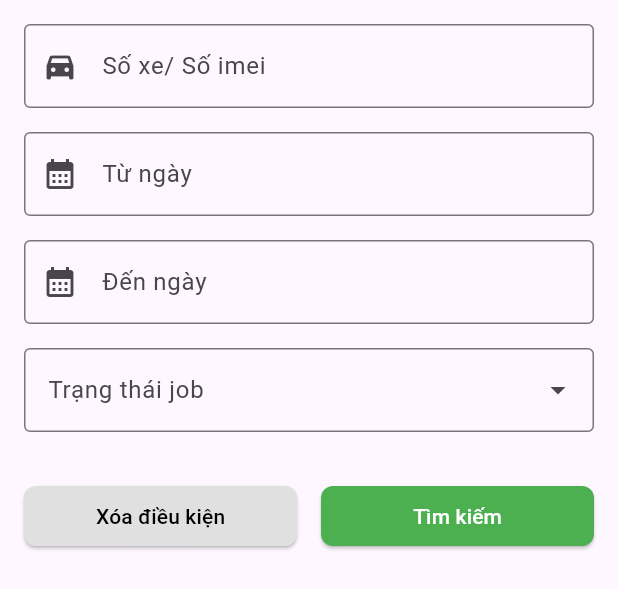
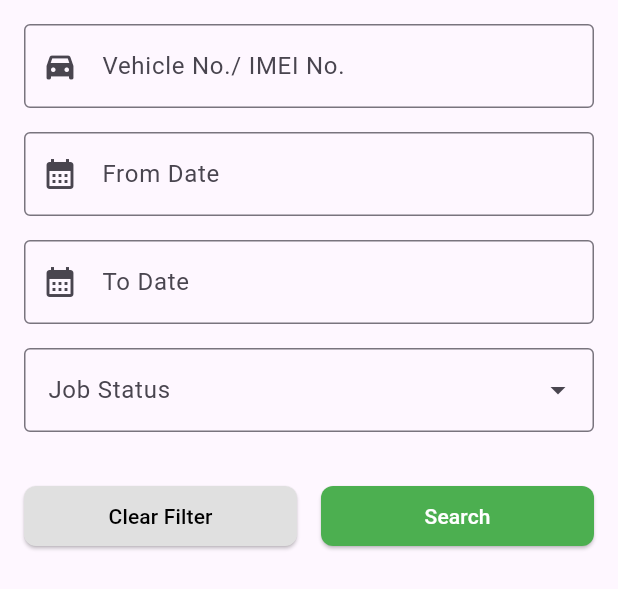
Before and after one commit to minhnion/iOV_app, a Flutter app: the InstallationSearchForm widget shown alone on an empty page, opened directly with empty values, on a phone screen of 412 x 824 dp. Shown: the top 589 px of the screen. Run offline on Flutter 3.47's test engine with Material 3 defaults, Android fonts, the phone set to English and light mode, and no system bars; our stand-ins replace device_info_plus, dio, easy_localization, firebase_core, firebase_messaging, flutter_local_notifications and 4 more; missing offline and left inert: mobile_scanner; accounts and stored records are empty; network calls fail.

Commit message:
en-vi json

```diff
--- a/assets/translations/en.json
+++ b/assets/translations/en.json
@@ -29,5 +29,32 @@
   "kpi_details_3_months": "KPI Details (Last 3 months)",
   "planned": "Planned",
   "actual": "Actual",
-  "month": "Month"
+  "month": "Month",
+  "vehicle_imei_number": "Vehicle No./ IMEI No.",
+  "from_date": "From Date",
+  "to_date": "To Date",
+  "job_status": "Job Status",
+  "clear_filter": "Clear Filter",
+
+  "new": "New",
+  "finished_installation": "Finished Installation",
+  "need_update_status": "Need Update",
+  "updated_status": "Updated",
+  "select_all": "Select All",
+  "done": "Done",
+
+  "installation_type": "Installation Type",
+  "note": "Note",
+  "installation_date": "Installation Date",
+  "installation_location": "Installation Location",
+  "odo_km": "ODO (km)",
+  "vehicle_info_photo": "Vehicle Info Photo",
+  "device_sim_photo": "Device & SIM Photo",
+  "installation_photo": "Installation Photo",
+  "device_after_install_photo": "Device After Install Photo",
+  "device_status_photo": "Device Status Photo",
+  "sim_number": "SIM Number",
+  "imei_number": "IMEI Number",
+  "save_button": "Save",
+  "edit_button_label": "Edit"
 }
--- a/assets/translations/vi.json
+++ b/assets/translations/vi.json
@@ -29,5 +29,32 @@
   "kpi_details_3_months": "Chi tiết KPI (3 tháng gần nhất)",
   "planned": "Kế hoạch",
   "actual": "Thực tế",
-  "month": "Tháng"
+  "month": "Tháng",
+  "vehicle_imei_number": "Vehicle No./ IMEI No.",
+  "from_date": "From Date",
+  "to_date": "To Date",
+  "job_status": "Job Status",
+  "clear_filter": "Clear Filter",
+
+  "new": "Mới tạo",
+  "finished_installation": "Đã lắp xong",
+  "need_update_status": "Cần cập nhật",
+  "updated_status": "Đã cập nhật",
+  "select_all": "Chọn tất cả",
+  "done": "Hoàn thành",
+
+  "installation_type": "Loại cài đặt",
+  "note": "Ghi chú",
+  "installation_date": "Ngày cài đặt",
+  "installation_location": "Vị trí cài đặt",
+  "odo_km": "ODO (km)",
+  "vehicle_info_photo": "Ảnh thông tin xe",
+  "device_sim_photo": "Ảnh thiết bị và sim",
+  "installation_photo": "Ảnh lắp đặt",
+  "device_after_install_photo": "Ảnh thiết bị sau lắp đặt",
+  "device_status_photo": "Ảnh trạng thái thiết bị",
+  "sim_number": "Số sim",
+  "imei_number": "Số imei",
+  "save_button": "Lưu",
+  "edit_button_label": "Chỉnh sửa"
 }
--- a/lib/main.dart
+++ b/lib/main.dart
@@ -43,7 +43,7 @@ class MyApp extends StatelessWidget {
       locale: context.locale,
       supportedLocales: context.supportedLocales,
       localizationsDelegates: context.localizationDelegates,
-      home: const LoginScreen(),
+      home: const InstallationsScreen(),
     );
   }
 }
--- a/lib/screens/installation_screen/installation_screen.dart
+++ b/lib/screens/installation_screen/installation_screen.dart
@@ -25,12 +25,15 @@ class _InstallationsScreenState extends State<InstallationsScreen> {
   String status = '';
   String search = '';
 
+  List<String> savedSelectedCategories = [];
+
   void handleSearch(String searchKey, String from_date, String to_date, String sta){
     setState(() {
       search = searchKey;
       fromDate = from_date;
       toDate = to_date;
       status = sta;
+      savedSelectedCategories = sta.split(',');
     });
     fetchInstallations();
   }
@@ -116,6 +119,10 @@ class _InstallationsScreenState extends State<InstallationsScreen> {
                   builder: (context){
                     return InstallationSearchForm(
                       onSearch: handleSearch,
+                      initialImei: search,
+                      initialFromDate: fromDate,
+                      initialToDate: toDate,
+                      initialSelectedCategories: status.split(','),
                     );
                   }
               );
--- a/lib/widgets/installation_search_form/installation_search_form.dart
+++ b/lib/widgets/installation_search_form/installation_search_form.dart
@@ -1,3 +1,4 @@
+import 'package:easy_localization/easy_localization.dart';
 import 'package:flutter/material.dart';
 import 'package:iov_app/widgets/categories_search/categories_search.dart';
 
@@ -5,22 +6,33 @@ import '../../utils/date_picker.dart';
 
 class InstallationSearchForm extends StatefulWidget {
   final Function(String imeiNumber, String fromDate, String toDate, String status) onSearch;
-  const InstallationSearchForm({super.key , required this.onSearch});
+  final String? initialImei;
+  final String? initialFromDate;
+  final String? initialToDate;
+  final List<String>? initialSelectedCategories;
+
+  const InstallationSearchForm(
+      {super.key,
+      required this.onSearch,
+      this.initialImei,
+      this.initialFromDate,
+      this.initialToDate,
+      this.initialSelectedCategories});
 
   @override
   State<InstallationSearchForm> createState() => _InstallationSearchFormState();
 }
 
 class _InstallationSearchFormState extends State<InstallationSearchForm> {
-  final TextEditingController _imeiController = TextEditingController();
-  final TextEditingController _fromDateController = TextEditingController();
-  final TextEditingController _toDateController = TextEditingController();
+  late TextEditingController _imeiController = TextEditingController();
+  late TextEditingController _fromDateController = TextEditingController();
+  late TextEditingController _toDateController = TextEditingController();
 
   final List<String> _jobCategories = [
-    "Mới tạo",
-    "Đã lắp xong",
-    "Cần cập nhật",
-    "Đã cập nhật"
+    "new".tr(),
+    "finished_installation".tr(),
+    "need_update_status".tr(),
+    "updated_status".tr()
   ];
   List<String> _selectedJobCategories = [];
 
@@ -32,6 +44,24 @@ class _InstallationSearchFormState extends State<InstallationSearchForm> {
   }
 
   @override
+  void initState() {
+    // TODO: implement initState
+    super.initState();
+    _imeiController = TextEditingController(text: widget.initialImei ?? '');
+    _fromDateController = TextEditingController(text: widget.initialFromDate ?? '');
+    _toDateController = TextEditingController(text: widget.initialToDate ?? '');
+    _selectedJobCategories = widget.initialSelectedCategories ?? [];
+  }
+
+  @override
+  void dispose() {
+    // TODO: implement dispose
+    super.dispose();
+    _imeiController.dispose();
+    _fromDateController.dispose();
+    _toDateController.dispose();
+  }
+  @override
   Widget build(BuildContext context) {
     return Padding(
       padding: const EdgeInsets.all(16.0),
@@ -40,10 +70,10 @@ class _InstallationSearchFormState extends State<InstallationSearchForm> {
         children: [
           TextFormField(
             controller: _imeiController,
-            decoration: const InputDecoration(
-                border: OutlineInputBorder(),
-                hintText: "Số xe/ Số imei",
-                prefixIcon: Icon(
+            decoration: InputDecoration(
+                border: const OutlineInputBorder(),
+                hintText: "vehicle_imei_number".tr(),
+                prefixIcon: const Icon(
                   Icons.directions_car_filled,
                 )),
           ),
@@ -56,10 +86,10 @@ class _InstallationSearchFormState extends State<InstallationSearchForm> {
             onTap: () {
               selectedDate(context, _fromDateController);
             },
-            decoration: const InputDecoration(
-                border: OutlineInputBorder(),
-                hintText: "Từ ngày",
-                prefixIcon: Icon(
+            decoration: InputDecoration(
+                border: const OutlineInputBorder(),
+                hintText: "from_date".tr(),
+                prefixIcon: const Icon(
                   Icons.calendar_month_sharp,
                 )),
           ),
@@ -72,10 +102,10 @@ class _InstallationSearchFormState extends State<InstallationSearchForm> {
             onTap: () {
               selectedDate(context, _toDateController);
             },
-            decoration: const InputDecoration(
-                border: OutlineInputBorder(),
-                hintText: "Đến ngày",
-                prefixIcon: Icon(
+            decoration: InputDecoration(
+                border: const OutlineInputBorder(),
+                hintText: "to_date".tr(),
+                prefixIcon: const Icon(
                   Icons.calendar_month_sharp,
                 )),
           ),
@@ -101,9 +131,8 @@ class _InstallationSearchFormState extends State<InstallationSearchForm> {
             decoration: InputDecoration(
                 border: const OutlineInputBorder(),
                 hintText: _selectedJobCategories.isEmpty
-                    ? "Trạng thái job"
+                    ? "job_status".tr()
                     : _selectedJobCategories.join(", "),
-                // Hiển thị trạng thái đã chọn
                 suffixIcon: const Icon(Icons.arrow_drop_down)),
           ),
           const SizedBox(
@@ -126,8 +155,8 @@ class _InstallationSearchFormState extends State<InstallationSearchForm> {
                         _toDateController.clear();
                       });
                     },
-                    child: const Text(
-                      "Xóa điều kiện",
+                    child: Text(
+                      "clear_filter".tr(),
                     )),
               ),
               const SizedBox(
@@ -149,8 +178,8 @@ class _InstallationSearchFormState extends State<InstallationSearchForm> {
                         _getSelectedJobs()
                       );
                     },
-                    child: const Text(
-                      "Tìm kiếm",
+                    child: Text(
+                      "search".tr(),
                     )),
               )
             ],
```
Also changed, not shown: lib/screens/detailed_installation_screen/detailed_installation_screen.dart (+25 -24 lines), lib/widgets/categories_search/categories_search.dart (+8 -7 lines).
